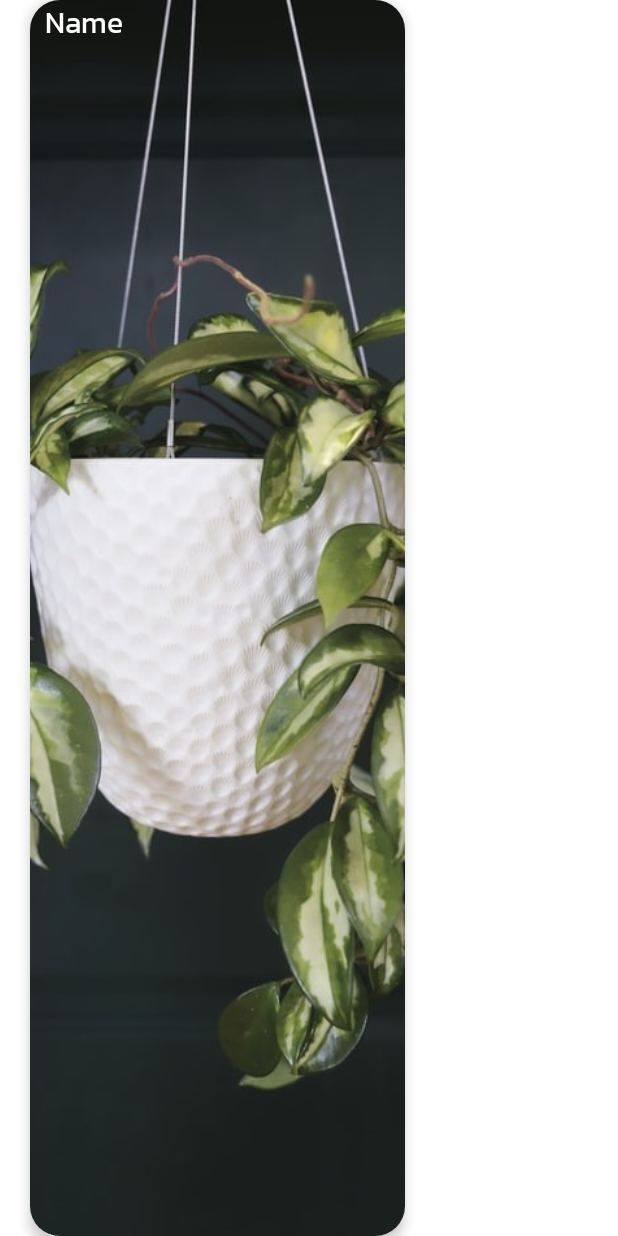
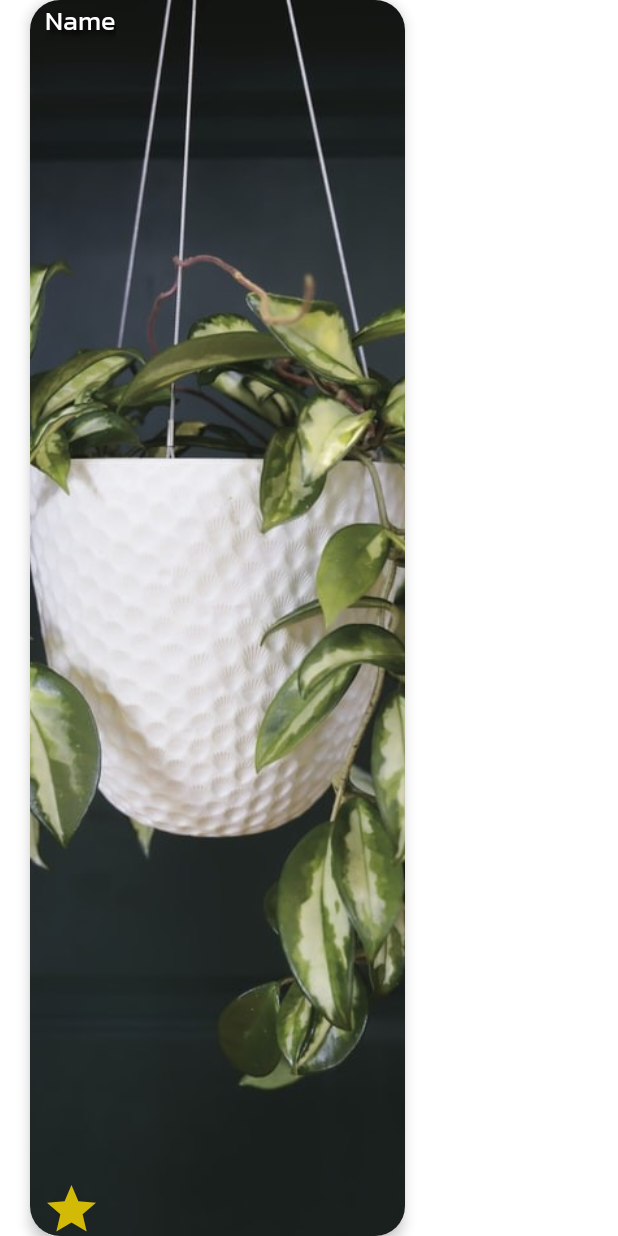
Before and after one commit to Zenlaeth/LinkRHackaton, an Android app: the layout cv_item_horizontal.xml on its own in the app's theme, with its tools: preview values and no code run, on a phone screen of 412 x 824 dp. Run offline under Robolectric (Android 15) with nearby library versions, the phone set to English and light mode, and no system bars.

Commit message:
name card & star

```diff
--- /dev/null
+++ b/app/src/main/res/drawable-anydpi/ic_star.xml
@@ -0,0 +1,16 @@
+<vector xmlns:android="http://schemas.android.com/apk/res/android"
+    android:width="24dp"
+    android:height="24dp"
+    android:viewportWidth="24"
+    android:viewportHeight="24"
+    android:tint="#FFE000"
+    android:alpha="0.8">
+  <group android:scaleX="1.1111112"
+      android:scaleY="1.1111112"
+      android:translateX="-1.3333334"
+      android:translateY="-1.3333334">
+    <path
+        android:fillColor="@android:color/white"
+        android:pathData="M12,17.27L18.18,21l-1.64,-7.03L22,9.24l-7.19,-0.61L12,2 9.19,8.63 2,9.24l5.46,4.73L5.82,21z"/>
+  </group>
+</vector>
--- a/app/src/main/res/layout/cv_item_horizontal.xml
+++ b/app/src/main/res/layout/cv_item_horizontal.xml
@@ -21,7 +21,10 @@
         android:layout_width="wrap_content"
         android:layout_height="wrap_content"
         android:text="@string/item_cv_name"
-        android:textSize="20dp"
+        android:shadowColor="#000000"
+        android:shadowDx="4.5"
+        android:shadowDy="4.3"
+        android:shadowRadius="4.5"
         android:textColor="@color/white"
         android:layout_marginLeft="10dp" />
 
@@ -65,4 +68,10 @@
         android:text="Test"
         android:visibility="invisible"/>
 
+    <ImageView
+        android:layout_width="35dp"
+        android:layout_height="35dp"
+        android:src="@drawable/ic_star"
+        android:layout_gravity="bottom"
+        android:layout_marginLeft="10dp"></ImageView>
 </androidx.cardview.widget.CardView>
--- a/app/src/main/res/values/colors.xml
+++ b/app/src/main/res/values/colors.xml
@@ -1,7 +1,8 @@
 <?xml version="1.0" encoding="utf-8"?>
 <resources>
-    <color name="purple">#BA55D3</color>
-    <color name="lightBlue">#33B5E5</color>
+    <color name="purple">#A52A2A</color>
+
+    <color name="lightBlue">#A52A2A</color>
     <color name="blue">#3D99DF</color>
     <color name="teal_200">#FF03DAC5</color>
     <color name="teal_700">#FF018786</color>
```
